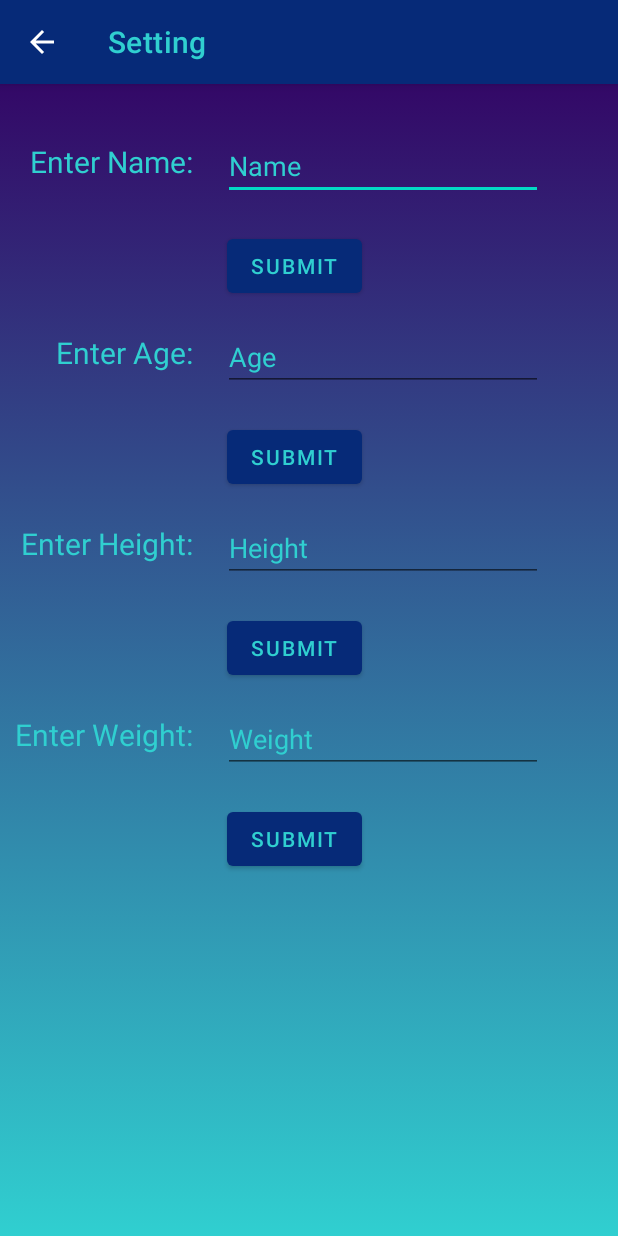
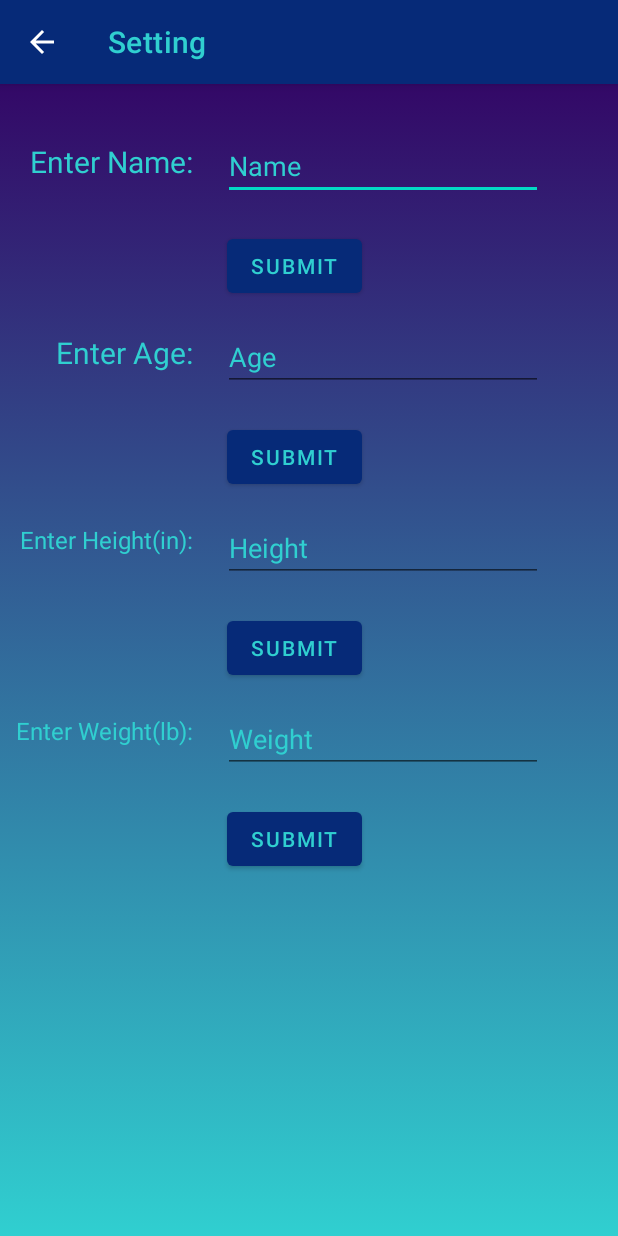
Before and after one commit to Shafi-Hassan/CalorieTracker, an Android app: the screen it shows after launch (MainActivity2), after a tap on an icon or button, on a phone screen of 412 x 824 dp. Run offline under Robolectric (Android 15) with nearby library versions, the phone set to English and light mode, and no system bars.

Commit message:
Cleaned up String literals and added BMI calculation and deployment

```diff
--- a/app/src/main/java/com/example/calorietracker/DailyIntakeStats.java
+++ b/app/src/main/java/com/example/calorietracker/DailyIntakeStats.java
@@ -12,6 +12,8 @@ public class DailyIntakeStats {
     private int age;
     private int height;
     private int weight;
+    private double bmi;
+    private double roundedBMI;
 
     public DailyIntakeStats() {
         total_calories = 0;
@@ -19,6 +21,7 @@ public class DailyIntakeStats {
         fats = 0;
         proteins = 0;
         name = "Guest";
+        bmi = 0;
     }
     // need to implement feature here to save the daily intake based on a date for Calendar feature
     // have an option to maybe choose the date
@@ -79,4 +82,14 @@ public class DailyIntakeStats {
     public void addHeight(int height) { this.height = height; }
 
     public void addWeight(int weight) { this.weight = weight; }
+    //method to calculate the BMI with weight and height
+    //BMI formula is (kg) / [height (m)]^2
+    public double calBMI(){
+        double meters = (height /39.37);
+        double metersSquared = (meters * meters);
+        double kg = (weight/2.205);
+        bmi = kg / metersSquared;
+        roundedBMI = Math.round(bmi*100.0)/100.0;
+        return (roundedBMI);
+    }
 }
--- a/app/src/main/java/com/example/calorietracker/MainActivity.java
+++ b/app/src/main/java/com/example/calorietracker/MainActivity.java
@@ -33,20 +33,21 @@ String prevStarted = "yes";
         int carb = dailyIntake.getCarbs();
         int protein = dailyIntake.getProteins();
         int fat = dailyIntake.getFats();
+        double bmi = dailyIntake.calBMI();
 
         TextView textView1 = (TextView) findViewById(R.id.Hello);
-
         TextView textView2 = (TextView) findViewById(R.id.Calories);
         TextView textView3 = (TextView) findViewById(R.id.Carb);
         TextView textView4 = (TextView) findViewById(R.id.Protein);
         TextView textView5 = (TextView) findViewById(R.id.Fat);
+        TextView textView6 = (TextView) findViewById(R.id.BMI);
 
         textView1.setText("Hello, " + name);
-
         textView2.setText("Calories: " + cal);
         textView3.setText("Carbohydrates: " + carb);
         textView4.setText("Proteins: " + protein);
         textView5.setText("Fats: " + fat);
+        textView6.setText("BMI: " + bmi);
 
         //make page title "Home" and change color
         getSupportActionBar().setTitle(Html.fromHtml("<font color = \"#30cfd0\">" + getString(R.string.home) + "</font>"));
--- a/app/src/main/res/layout/activity_main2.xml
+++ b/app/src/main/res/layout/activity_main2.xml
@@ -11,9 +11,9 @@
         android:id="@+id/enterName"
         android:layout_width="wrap_content"
         android:layout_height="wrap_content"
-        android:layout_marginLeft="20dp"
+        android:layout_marginStart="20dp"
         android:layout_marginTop="38dp"
-        android:text="Enter Name:"
+        android:text="@string/EN"
         android:textColor="#30cfd0"
         android:textSize="20sp"
         app:layout_constraintLeft_toLeftOf="parent"
@@ -23,10 +23,10 @@
         android:id="@+id/editName"
         android:layout_width="wrap_content"
         android:layout_height="wrap_content"
-        android:layout_marginLeft="20dp"
+        android:layout_marginStart="20dp"
         android:layout_marginTop="32dp"
         android:ems="10"
-        android:hint="Name"
+        android:hint="@string/N"
         android:inputType="textPersonName"
         android:textColor="#30cfd0"
         android:textColorHint="#30cfd0"
@@ -40,7 +40,7 @@
         android:layout_width="wrap_content"
         android:layout_height="wrap_content"
         android:layout_marginTop="20dp"
-        android:text="Submit"
+        android:text="@string/Sub"
         android:textColor="#30cfd0"
         app:layout_constraintHorizontal_bias="0.47"
         app:layout_constraintLeft_toLeftOf="parent"
@@ -52,9 +52,9 @@
         android:id="@+id/enterAge"
         android:layout_width="wrap_content"
         android:layout_height="wrap_content"
-        android:layout_marginLeft="44dp"
+        android:layout_marginStart="44dp"
         android:layout_marginTop="20dp"
-        android:text="Enter Age:"
+        android:text="@string/EA"
         android:textColor="#30cfd0"
         android:textSize="20sp"
         app:layout_constraintRight_toRightOf="@+id/enterName"
@@ -64,10 +64,10 @@
         android:id="@+id/editAge"
         android:layout_width="wrap_content"
         android:layout_height="wrap_content"
-        android:layout_marginLeft="20dp"
+        android:layout_marginStart="20dp"
         android:layout_marginTop="14dp"
         android:ems="10"
-        android:hint="Age"
+        android:hint="@string/age"
         android:inputType="textPersonName"
         android:textColor="#30cfd0"
         android:textColorHint="#30cfd0"
@@ -81,7 +81,7 @@
         android:layout_width="wrap_content"
         android:layout_height="wrap_content"
         android:layout_marginTop="20dp"
-        android:text="Submit"
+        android:text="@string/Sub"
         android:textColor="#30cfd0"
         app:layout_constraintHorizontal_bias="0.47"
         app:layout_constraintLeft_toLeftOf="parent"
@@ -93,11 +93,11 @@
         android:id="@+id/enterHeight"
         android:layout_width="wrap_content"
         android:layout_height="wrap_content"
-        android:layout_marginLeft="24dp"
+        android:layout_marginStart="24dp"
         android:layout_marginTop="20dp"
-        android:text="Enter Height:"
+        android:text="@string/Eh"
         android:textColor="#30cfd0"
-        android:textSize="20sp"
+        android:textSize="16sp"
         app:layout_constraintRight_toRightOf="@+id/enterName"
         app:layout_constraintTop_toBottomOf="@+id/submitAge" />
 
@@ -105,11 +105,11 @@
         android:id="@+id/editHeight"
         android:layout_width="wrap_content"
         android:layout_height="wrap_content"
-        android:layout_marginLeft="20dp"
+        android:layout_marginStart="20dp"
         android:layout_marginTop="14dp"
         android:ems="10"
-        android:hint="Height"
-        android:inputType="textPersonName"
+        android:hint="@string/He"
+        android:inputType="number"
         android:textColor="#30cfd0"
         android:textColorHint="#30cfd0"
 
@@ -121,7 +121,7 @@
         android:layout_width="wrap_content"
         android:layout_height="wrap_content"
         android:layout_marginTop="20dp"
-        android:text="Submit"
+        android:text="@string/Sub"
         android:textColor="#30cfd0"
         app:layout_constraintHorizontal_bias="0.47"
         app:layout_constraintLeft_toLeftOf="parent"
@@ -132,11 +132,11 @@
         android:id="@+id/enterWeight"
         android:layout_width="wrap_content"
         android:layout_height="wrap_content"
-        android:layout_marginLeft="24dp"
+        android:layout_marginStart="24dp"
         android:layout_marginTop="20dp"
-        android:text="Enter Weight:"
+        android:text="@string/EW"
         android:textColor="#30cfd0"
-        android:textSize="20sp"
+        android:textSize="16sp"
         app:layout_constraintRight_toRightOf="@+id/enterName"
         app:layout_constraintTop_toBottomOf="@+id/submitHeight" />
 
@@ -147,8 +147,8 @@
         android:layout_marginStart="20dp"
         android:layout_marginTop="14dp"
         android:ems="10"
-        android:hint="Weight"
-        android:inputType="textPersonName"
+        android:hint="@string/We"
+        android:inputType="number"
         android:textColor="#30cfd0"
         android:textColorHint="#30cfd0"
 
@@ -160,7 +160,7 @@
         android:layout_width="wrap_content"
         android:layout_height="wrap_content"
         android:layout_marginTop="20dp"
-        android:text="Submit"
+        android:text="@string/Sub"
         android:textColor="#30cfd0"
         app:layout_constraintHorizontal_bias="0.47"
         app:layout_constraintLeft_toLeftOf="parent"
--- a/app/src/main/res/values/strings.xml
+++ b/app/src/main/res/values/strings.xml
@@ -15,4 +15,20 @@
     <string name="Protien">Enter Proteins (g)</string>
     <string name="Fats">Enter Fats (g)</string>
     <string name="Fin">Finish</string>
+    <string name="EN">Enter Name:</string>
+    <string name="N">Name</string>
+    <string name="Sub">Submit</string>
+    <string name="EA">Enter Age:</string>
+    <string name="age">Age</string>
+    <string name="Eh">Enter Height(in):</string>
+    <string name="EW">Enter Weight(lb):</string>
+    <string name="He">Height</string>
+    <string name="We">Weight</string>
+    <string name="Exe">Exercise</string>
+    <string name="ENs">Enter Name in Settings:</string>
+    <string name="Fat">Fats</string>
+    <string name="Protiens">Protein</string>
+    <string name="Carb">Carbs</string>
+    <string name="Calorie">Calories</string>
+    <string name="BMI">BMI</string>
 </resources>
```
Also changed, not shown: app/src/main/res/layout/activity_main.xml (+25 -10 lines).
